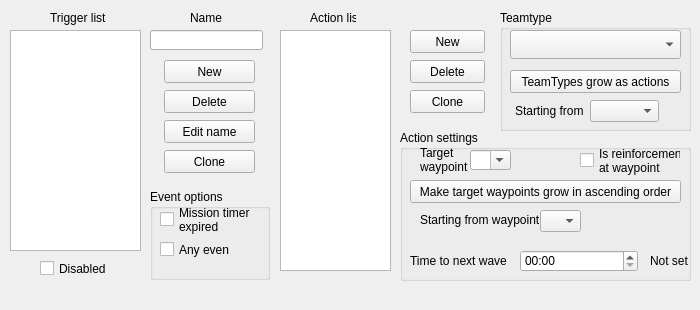
The window that src/triggersection.ui (PTapioK/TSWaveMaker) describes before a commit, drawn with Qt 5.
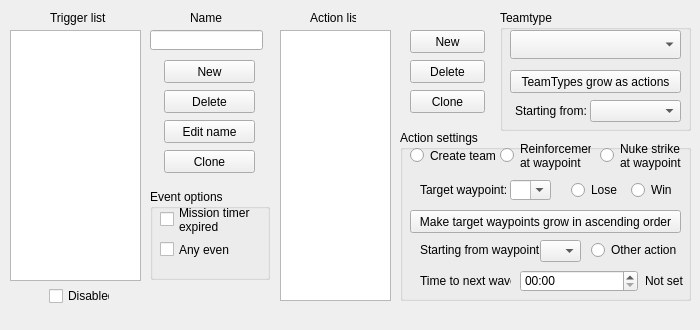
The same window after the commit.

Patch:
```diff
--- a/src/triggersection.ui
+++ b/src/triggersection.ui
@@ -7,7 +7,7 @@
     <x>0</x>
     <y>0</y>
     <width>700</width>
-    <height>310</height>
+    <height>330</height>
    </rect>
   </property>
   <property name="sizePolicy">
@@ -19,13 +19,13 @@
   <property name="minimumSize">
    <size>
     <width>700</width>
-    <height>310</height>
+    <height>330</height>
    </size>
   </property>
   <property name="maximumSize">
    <size>
     <width>700</width>
-    <height>310</height>
+    <height>330</height>
    </size>
   </property>
   <property name="floating">
@@ -48,22 +48,6 @@
      </rect>
     </property>
    </widget>
-   <widget class="QLabel" name="TALALabel">
-    <property name="geometry">
-     <rect>
-      <x>410</x>
-      <y>250</y>
-      <width>101</width>
-      <height>21</height>
-     </rect>
-    </property>
-    <property name="text">
-     <string>Time to next wave</string>
-    </property>
-    <property name="wordWrap">
-     <bool>false</bool>
-    </property>
-   </widget>
    <widget class="QPushButton" name="CloneTrigger">
     <property name="geometry">
      <rect>
@@ -116,37 +100,6 @@
      <string>Delete</string>
     </property>
    </widget>
-   <widget class="QComboBox" name="WaypointBox">
-    <property name="geometry">
-     <rect>
-      <x>470</x>
-      <y>150</y>
-      <width>41</width>
-      <height>20</height>
-     </rect>
-    </property>
-    <property name="maximumSize">
-     <size>
-      <width>41</width>
-      <height>16777215</height>
-     </size>
-    </property>
-    <property name="locale">
-     <locale language="English" country="UnitedStates"/>
-    </property>
-    <property name="inputMethodHints">
-     <set>Qt::ImhPreferNumbers</set>
-    </property>
-    <property name="editable">
-     <bool>true</bool>
-    </property>
-    <property name="maxCount">
-     <number>99</number>
-    </property>
-    <property name="sizeAdjustPolicy">
-     <enum>QComboBox::AdjustToContentsOnFirstShow</enum>
-    </property>
-   </widget>
    <widget class="QComboBox" name="TeamtypeBox">
     <property name="enabled">
      <bool>true</bool>
@@ -215,17 +168,17 @@
       <x>10</x>
       <y>30</y>
       <width>131</width>
-      <height>221</height>
+      <height>251</height>
      </rect>
     </property>
    </widget>
    <widget class="QCheckBox" name="isDisabledCheck">
     <property name="geometry">
      <rect>
-      <x>40</x>
-      <y>260</y>
-      <width>70</width>
-      <height>17</height>
+      <x>49</x>
+      <y>286</y>
+      <width>61</width>
+      <height>20</height>
      </rect>
     </property>
     <property name="text">
@@ -258,19 +211,6 @@
      <string>Delete</string>
     </property>
    </widget>
-   <widget class="QLabel" name="WPointLabel">
-    <property name="geometry">
-     <rect>
-      <x>420</x>
-      <y>140</y>
-      <width>51</width>
-      <height>41</height>
-     </rect>
-    </property>
-    <property name="text">
-     <string>&lt;html&gt;&lt;head/&gt;&lt;body&gt;&lt;p&gt;Target&lt;br&gt;waypoint&lt;/body&gt;&lt;/html&gt;</string>
-    </property>
-   </widget>
    <widget class="QPushButton" name="NewAction">
     <property name="geometry">
      <rect>
@@ -303,27 +243,13 @@
       <x>280</x>
       <y>30</y>
       <width>111</width>
-      <height>241</height>
+      <height>271</height>
      </rect>
     </property>
     <property name="selectionMode">
      <enum>QAbstractItemView::MultiSelection</enum>
     </property>
    </widget>
-   <widget class="QCheckBox" name="isReinforcementCheck">
-    <property name="geometry">
-     <rect>
-      <x>580</x>
-      <y>140</y>
-      <width>101</width>
-      <height>41</height>
-     </rect>
-    </property>
-    <property name="text">
-     <string>Is reinforcement 
-at waypoint</string>
-    </property>
-   </widget>
    <widget class="QLabel" name="ActionLabel">
     <property name="geometry">
      <rect>
@@ -337,32 +263,6 @@
      <string>Action list</string>
     </property>
    </widget>
-   <widget class="QTimeEdit" name="WaveTimer">
-    <property name="geometry">
-     <rect>
-      <x>520</x>
-      <y>250</y>
-      <width>118</width>
-      <height>22</height>
-     </rect>
-    </property>
-    <property name="displayFormat">
-     <string>mm:ss</string>
-    </property>
-   </widget>
-   <widget class="QLabel" name="TimerSetLabel">
-    <property name="geometry">
-     <rect>
-      <x>650</x>
-      <y>250</y>
-      <width>46</width>
-      <height>21</height>
-     </rect>
-    </property>
-    <property name="text">
-     <string>Not set</string>
-    </property>
-   </widget>
    <widget class="QPushButton" name="TeamAOButton">
     <property name="geometry">
      <rect>
@@ -386,7 +286,7 @@
      </rect>
     </property>
     <property name="text">
-     <string>Starting from</string>
+     <string>Starting from:</string>
     </property>
    </widget>
    <widget class="QComboBox" name="TeamAOBox">
@@ -394,7 +294,7 @@
      <rect>
       <x>590</x>
       <y>100</y>
-      <width>69</width>
+      <width>91</width>
       <height>22</height>
      </rect>
     </property>
@@ -458,7 +358,7 @@
       <x>400</x>
       <y>130</y>
       <width>291</width>
-      <height>151</height>
+      <height>171</height>
      </rect>
     </property>
     <property name="title">
@@ -468,7 +368,7 @@
      <property name="geometry">
       <rect>
        <x>10</x>
-       <y>50</y>
+       <y>80</y>
        <width>271</width>
        <height>23</height>
       </rect>
@@ -481,13 +381,13 @@
      <property name="geometry">
       <rect>
        <x>20</x>
-       <y>80</y>
+       <y>110</y>
        <width>121</width>
        <height>20</height>
       </rect>
      </property>
      <property name="text">
-      <string>Starting from waypoint</string>
+      <string>Starting from waypoint:</string>
      </property>
     </widget>
     <widget class="QComboBox" name="SWaypointBox">
@@ -497,7 +397,7 @@
      <property name="geometry">
       <rect>
        <x>140</x>
-       <y>80</y>
+       <y>110</y>
        <width>41</width>
        <height>22</height>
       </rect>
@@ -512,6 +412,172 @@
       <number>99</number>
      </property>
     </widget>
+    <widget class="QTimeEdit" name="WaveTimer">
+     <property name="geometry">
+      <rect>
+       <x>120</x>
+       <y>140</y>
+       <width>118</width>
+       <height>22</height>
+      </rect>
+     </property>
+     <property name="displayFormat">
+      <string>mm:ss</string>
+     </property>
+    </widget>
+    <widget class="QLabel" name="TimerSetLabel">
+     <property name="geometry">
+      <rect>
+       <x>245</x>
+       <y>140</y>
+       <width>51</width>
+       <height>21</height>
+      </rect>
+     </property>
+     <property name="text">
+      <string>Not set</string>
+     </property>
+    </widget>
+    <widget class="QLabel" name="TALALabel">
+     <property name="geometry">
+      <rect>
+       <x>20</x>
+       <y>140</y>
+       <width>91</width>
+       <height>21</height>
+      </rect>
+     </property>
+     <property name="text">
+      <string>Time to next wave:</string>
+     </property>
+     <property name="wordWrap">
+      <bool>false</bool>
+     </property>
+    </widget>
+    <widget class="QLabel" name="WPointLabel">
+     <property name="geometry">
+      <rect>
+       <x>20</x>
+       <y>50</y>
+       <width>91</width>
+       <height>21</height>
+      </rect>
+     </property>
+     <property name="text">
+      <string>&lt;html&gt;&lt;head/&gt;&lt;body&gt;&lt;p&gt;Target waypoint:&lt;/p&gt;&lt;/body&gt;&lt;/html&gt;</string>
+     </property>
+    </widget>
+    <widget class="QComboBox" name="WaypointBox">
+     <property name="geometry">
+      <rect>
+       <x>110</x>
+       <y>50</y>
+       <width>41</width>
+       <height>20</height>
+      </rect>
+     </property>
+     <property name="maximumSize">
+      <size>
+       <width>41</width>
+       <height>16777215</height>
+      </size>
+     </property>
+     <property name="locale">
+      <locale language="English" country="UnitedStates"/>
+     </property>
+     <property name="inputMethodHints">
+      <set>Qt::ImhPreferNumbers</set>
+     </property>
+     <property name="editable">
+      <bool>true</bool>
+     </property>
+     <property name="maxCount">
+      <number>99</number>
+     </property>
+     <property name="sizeAdjustPolicy">
+      <enum>QComboBox::AdjustToContentsOnFirstShow</enum>
+     </property>
+    </widget>
+    <widget class="QRadioButton" name="isReinforcement">
+     <property name="geometry">
+      <rect>
+       <x>100</x>
+       <y>10</y>
+       <width>91</width>
+       <height>31</height>
+      </rect>
+     </property>
+     <property name="text">
+      <string>Reinforcement 
+at waypoint</string>
+     </property>
+    </widget>
+    <widget class="QRadioButton" name="isNukeStrike">
+     <property name="geometry">
+      <rect>
+       <x>200</x>
+       <y>10</y>
+       <width>91</width>
+       <height>31</height>
+      </rect>
+     </property>
+     <property name="text">
+      <string>Nuke strike
+at waypoint</string>
+     </property>
+    </widget>
+    <widget class="QRadioButton" name="isCreateTeam">
+     <property name="geometry">
+      <rect>
+       <x>10</x>
+       <y>10</y>
+       <width>91</width>
+       <height>31</height>
+      </rect>
+     </property>
+     <property name="text">
+      <string>Create team</string>
+     </property>
+    </widget>
+    <widget class="QRadioButton" name="isLose">
+     <property name="geometry">
+      <rect>
+       <x>171</x>
+       <y>50</y>
+       <width>51</width>
+       <height>20</height>
+      </rect>
+     </property>
+     <property name="text">
+      <string>Lose</string>
+     </property>
+    </widget>
+    <widget class="QRadioButton" name="isWin">
+     <property name="geometry">
+      <rect>
+       <x>231</x>
+       <y>50</y>
+       <width>51</width>
+       <height>20</height>
+      </rect>
+     </property>
+     <property name="text">
+      <string>Win</string>
+     </property>
+    </widget>
+    <widget class="QRadioButton" name="isOtherAction">
+     <property name="geometry">
+      <rect>
+       <x>191</x>
+       <y>110</y>
+       <width>91</width>
+       <height>20</height>
+      </rect>
+     </property>
+     <property name="text">
+      <string>Other action</string>
+     </property>
+    </widget>
    </widget>
    <zorder>NEdit</zorder>
    <zorder>CloneTrigger</zorder>
```
Left out of the diff: 6 changed lines with no effect on the pictures.
